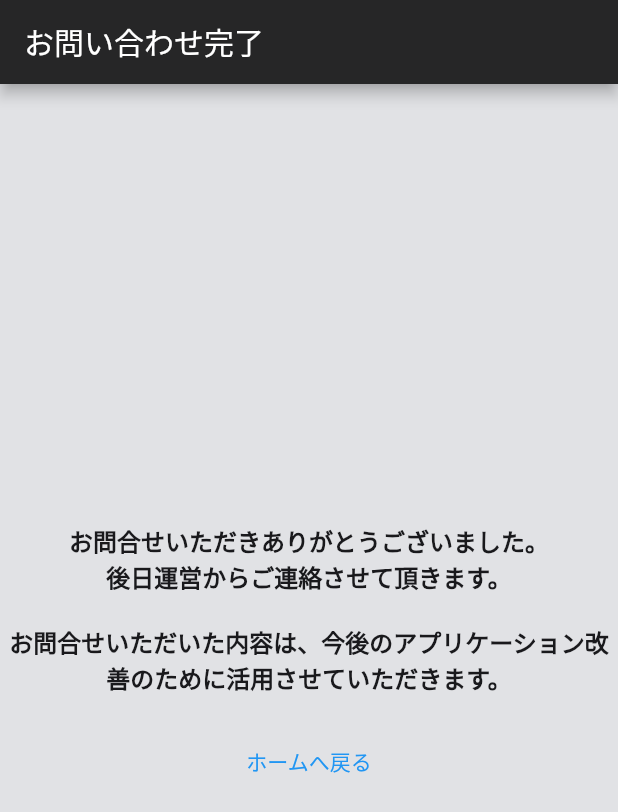
After one commit to kurogoma-flutter/Qtank-mobile, a Flutter app: the InquiryCompletePage screen opened by its route, on a phone screen of 412 x 824 dp. The commit adds this screen. Shown: the top 812 px of the screen. Run offline on Flutter 3.47's test engine with Material 2 defaults, Android fonts, the phone set to English and light mode, and no system bars; our stand-ins replace firebase_core, go_router; accounts and stored records are empty; generated files the repository leaves out were written again.

Commit message:
問い合わせ完了画面追加

```diff
--- /dev/null
+++ b/lib/presentation/pages/legal/inquiry_complete_page.dart
@@ -0,0 +1,40 @@
+import 'package:flutter/material.dart';
+import 'package:go_router/go_router.dart';
+import 'package:qtank_mobile/presentation/style/color.dart';
+import 'package:qtank_mobile/presentation/style/style.dart';
+
+class InquiryCompletePage extends StatelessWidget {
+  const InquiryCompletePage({Key? key}) : super(key: key);
+
+  @override
+  Widget build(BuildContext context) {
+    return Scaffold(
+      backgroundColor: QTankColor.white,
+      appBar: AppBar(
+        backgroundColor: QTankColor.grey,
+        title: const Text('お問い合わせ完了'),
+      ),
+      body: SizedBox(
+        width: MediaQuery.of(context).size.width,
+        height: MediaQuery.of(context).size.height,
+        child: Column(
+          mainAxisAlignment: MainAxisAlignment.center,
+          children: [
+            const Text(
+              'お問合せいただきありがとうございました。\n後日運営からご連絡させて頂きます。\n\nお問合せいただいた内容は、今後のアプリケーション改善のために活用させていただきます。',
+              style: QTankTextStyle.miniTitleBlack,
+              textAlign: TextAlign.center,
+            ),
+            const SizedBox(height: 20),
+            TextButton(
+              onPressed: () {
+                context.go('/');
+              },
+              child: const Text('ホームへ戻る'),
+            ),
+          ],
+        ),
+      ),
+    );
+  }
+}
--- a/lib/presentation/pages/legal/inquiry_page.dart
+++ b/lib/presentation/pages/legal/inquiry_page.dart
@@ -1,4 +1,5 @@
 import 'package:flutter/material.dart';
+import 'package:go_router/go_router.dart';
 
 import '../../style/color.dart';
 import '../../style/style.dart';
@@ -103,6 +104,8 @@ class InquiryPage extends StatelessWidget {
                     );
                     if (dialogResult == true) {
                       print('問い合わせ処理');
+                      // ignore: use_build_context_synchronously
+                      context.go('/legal/inquiry/complete');
                     }
                   },
                   style: OutlinedButton.styleFrom(
--- a/lib/presentation/router/route.dart
+++ b/lib/presentation/router/route.dart
@@ -10,6 +10,7 @@ import 'package:qtank_mobile/presentation/pages/workspace/workspace_member_list.
 import 'package:qtank_mobile/presentation/pages/workspace/workspace_setting_page.dart';
 
 import '../pages/error/simple_error_page.dart';
+import '../pages/legal/inquiry_complete_page.dart';
 import '../pages/workspace/create_workspace_page.dart';
 import '../pages/setting/component/app_setting_page.dart';
 import '../pages/workspace/workspace_list_page.dart';
@@ -71,6 +72,11 @@ final GoRouter router = GoRouter(
           const InquiryPage(),
     ),
     GoRoute(
+      path: '/legal/inquiry/complete',
+      builder: (BuildContext context, GoRouterState state) =>
+          const InquiryCompletePage(),
+    ),
+    GoRoute(
       path: '/legal/about_app',
       builder: (BuildContext context, GoRouterState state) =>
           const AboutThisAppPage(),
```
